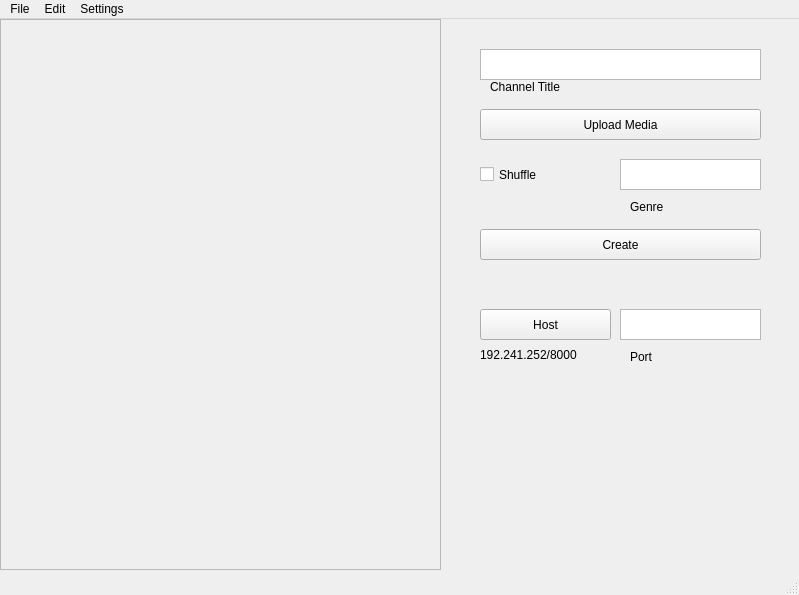
Before: the Qt Designer form blank.ui in FencingLefty3/Tune, drawn with Qt 5.
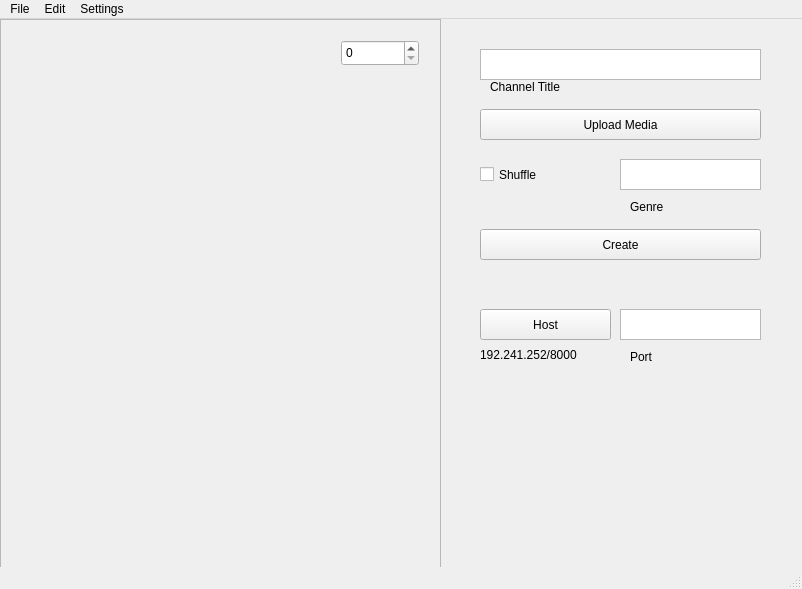
After: the same form once the commit is applied.

```diff
--- a/blank.ui
+++ b/blank.ui
@@ -6,8 +6,8 @@
    <rect>
     <x>0</x>
     <y>0</y>
-    <width>799</width>
-    <height>595</height>
+    <width>802</width>
+    <height>589</height>
    </rect>
   </property>
   <property name="windowTitle">
@@ -162,6 +162,16 @@
        <height>547</height>
       </rect>
      </property>
+     <widget class="QSpinBox" name="spinBox">
+      <property name="geometry">
+       <rect>
+        <x>340</x>
+        <y>20</y>
+        <width>78</width>
+        <height>26</height>
+       </rect>
+      </property>
+     </widget>
     </widget>
    </widget>
    <widget class="QPushButton" name="host">
@@ -183,7 +193,7 @@
     <rect>
      <x>0</x>
      <y>0</y>
-     <width>799</width>
+     <width>802</width>
      <height>33</height>
     </rect>
    </property>
```
